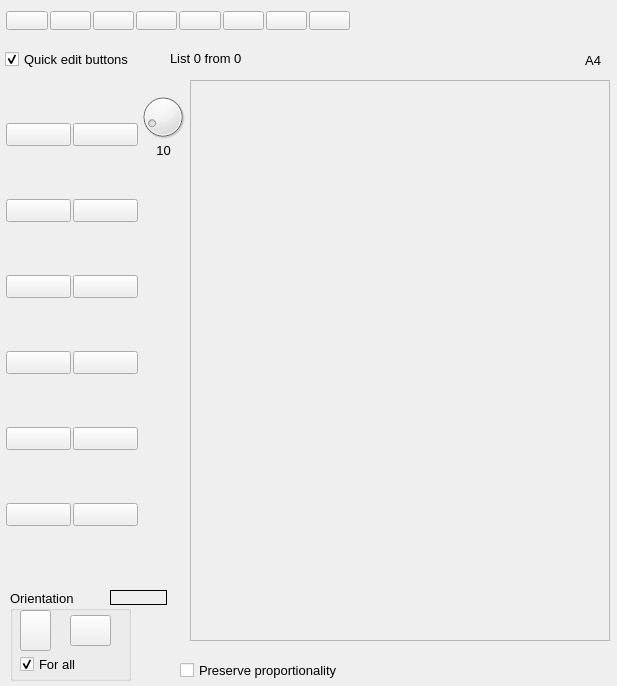
Qt form mainwindow.ui (viktand/vap4) before a commit.
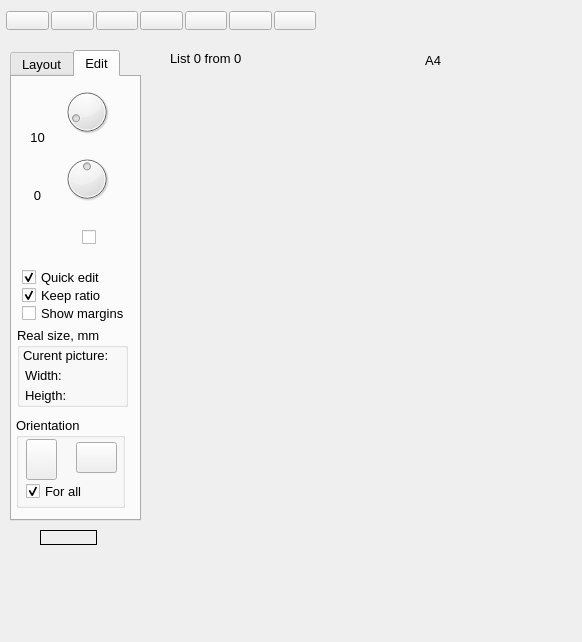
The same form after that commit. Icons and pictures are not drawn.

Diff of the .ui file:
```diff
--- a/mainwindow.ui
+++ b/mainwindow.ui
@@ -6,10 +6,16 @@
    <rect>
     <x>0</x>
     <y>0</y>
-    <width>617</width>
-    <height>686</height>
+    <width>582</width>
+    <height>642</height>
    </rect>
   </property>
+  <property name="minimumSize">
+   <size>
+    <width>0</width>
+    <height>530</height>
+   </size>
+  </property>
   <property name="font">
    <font>
     <family>Ubuntu</family>
@@ -31,7 +37,7 @@
      <rect>
       <x>0</x>
       <y>0</y>
-      <width>361</width>
+      <width>327</width>
       <height>41</height>
      </rect>
     </property>
@@ -127,23 +133,6 @@
        </property>
       </widget>
      </item>
-     <item>
-      <widget class="QPushButton" name="pushButton_6">
-       <property name="text">
-        <string/>
-       </property>
-       <property name="icon">
-        <iconset resource="res.qrc">
-         <normaloff>:/new/prefix1/print_sel</normaloff>:/new/prefix1/print_sel</iconset>
-       </property>
-       <property name="iconSize">
-        <size>
-         <width>32</width>
-         <height>32</height>
-        </size>
-       </property>
-      </widget>
-     </item>
      <item>
       <widget class="QPushButton" name="pushButton_7">
        <property name="text">
@@ -151,23 +140,6 @@
        </property>
        <property name="icon">
         <iconset resource="res.qrc">
-         <normaloff>:/new/prefix1/sheet2</normaloff>:/new/prefix1/sheet2</iconset>
-       </property>
-       <property name="iconSize">
-        <size>
-         <width>32</width>
-         <height>32</height>
-        </size>
-       </property>
-      </widget>
-     </item>
-     <item>
-      <widget class="QPushButton" name="pushButton_9">
-       <property name="text">
-        <string/>
-       </property>
-       <property name="icon">
-        <iconset resource="res.qrc">
          <normaloff>:/new/prefix1/sett</normaloff>:/new/prefix1/sett</iconset>
        </property>
        <property name="iconSize">
@@ -178,35 +150,8 @@
        </property>
       </widget>
      </item>
-    </layout>
-   </widget>
-   <widget class="QWidget" name="gridLayoutWidget">
-    <property name="geometry">
-     <rect>
-      <x>0</x>
-      <y>70</y>
-      <width>140</width>
-      <height>512</height>
-     </rect>
-    </property>
-    <layout class="QGridLayout" name="gridLayout">
-     <property name="leftMargin">
-      <number>6</number>
-     </property>
-     <property name="topMargin">
-      <number>2</number>
-     </property>
-     <property name="rightMargin">
-      <number>2</number>
-     </property>
-     <property name="bottomMargin">
-      <number>2</number>
-     </property>
-     <property name="spacing">
-      <number>2</number>
-     </property>
-     <item row="4" column="1">
-      <widget class="QPushButton" name="l10">
+     <item>
+      <widget class="QPushButton" name="pushButton_6">
        <property name="text">
         <string/>
        </property>
@@ -216,237 +161,28 @@
        </property>
        <property name="iconSize">
         <size>
-         <width>53</width>
-         <height>73</height>
+         <width>32</width>
+         <height>32</height>
         </size>
        </property>
       </widget>
      </item>
-     <item row="2" column="0">
-      <widget class="QPushButton" name="l5">
-       <property name="text">
-        <string/>
-       </property>
-       <property name="icon">
-        <iconset resource="res.qrc">
-         <normaloff>:/new/prefix1/2x2</normaloff>:/new/prefix1/2x2</iconset>
-       </property>
-       <property name="iconSize">
-        <size>
-         <width>53</width>
-         <height>73</height>
-        </size>
-       </property>
-      </widget>
-     </item>
-     <item row="0" column="0">
-      <widget class="QPushButton" name="l1">
-       <property name="text">
-        <string/>
-       </property>
-       <property name="icon">
-        <iconset resource="res.qrc">
-         <normaloff>:/new/prefix1/1c</normaloff>:/new/prefix1/1c</iconset>
-       </property>
-       <property name="iconSize">
-        <size>
-         <width>53</width>
-         <height>73</height>
-        </size>
-       </property>
-      </widget>
-     </item>
-     <item row="3" column="0">
-      <widget class="QPushButton" name="l7">
-       <property name="text">
-        <string/>
-       </property>
-       <property name="icon">
-        <iconset resource="res.qrc">
-         <normaloff>:/new/prefix1/2x4</normaloff>:/new/prefix1/2x4</iconset>
-       </property>
-       <property name="iconSize">
-        <size>
-         <width>53</width>
-         <height>73</height>
-        </size>
-       </property>
-      </widget>
-     </item>
-     <item row="4" column="0">
-      <widget class="QPushButton" name="l9">
-       <property name="text">
-        <string/>
-       </property>
-       <property name="icon">
-        <iconset resource="res.qrc">
-         <normaloff>:/new/prefix1/3x5</normaloff>:/new/prefix1/3x5</iconset>
-       </property>
-       <property name="iconSize">
-        <size>
-         <width>53</width>
-         <height>73</height>
-        </size>
-       </property>
-      </widget>
-     </item>
-     <item row="3" column="1">
-      <widget class="QPushButton" name="l8">
-       <property name="text">
-        <string/>
-       </property>
-       <property name="icon">
-        <iconset resource="res.qrc">
-         <normaloff>:/new/prefix1/3x3</normaloff>:/new/prefix1/3x3</iconset>
-       </property>
-       <property name="iconSize">
-        <size>
-         <width>53</width>
-         <height>73</height>
-        </size>
-       </property>
-      </widget>
-     </item>
-     <item row="1" column="1">
-      <widget class="QPushButton" name="l4">
-       <property name="text">
-        <string/>
-       </property>
-       <property name="icon">
-        <iconset resource="res.qrc">
-         <normaloff>:/new/prefix1/1x3</normaloff>:/new/prefix1/1x3</iconset>
-       </property>
-       <property name="iconSize">
-        <size>
-         <width>53</width>
-         <height>73</height>
-        </size>
-       </property>
-      </widget>
-     </item>
-     <item row="0" column="1">
-      <widget class="QPushButton" name="l2">
-       <property name="text">
-        <string/>
-       </property>
-       <property name="icon">
-        <iconset resource="res.qrc">
-         <normaloff>:/new/prefix1/1t</normaloff>:/new/prefix1/1t</iconset>
-       </property>
-       <property name="iconSize">
-        <size>
-         <width>53</width>
-         <height>73</height>
-        </size>
-       </property>
-      </widget>
-     </item>
-     <item row="1" column="0">
-      <widget class="QPushButton" name="l3">
-       <property name="text">
-        <string/>
-       </property>
-       <property name="icon">
-        <iconset resource="res.qrc">
-         <normaloff>:/new/prefix1/1x2</normaloff>:/new/prefix1/1x2</iconset>
-       </property>
-       <property name="iconSize">
-        <size>
-         <width>53</width>
-         <height>73</height>
-        </size>
-       </property>
-      </widget>
-     </item>
-     <item row="2" column="1">
-      <widget class="QPushButton" name="l6">
-       <property name="text">
-        <string/>
-       </property>
-       <property name="icon">
-        <iconset resource="res.qrc">
-         <normaloff>:/new/prefix1/2x3</normaloff>:/new/prefix1/2x3</iconset>
-       </property>
-       <property name="iconSize">
-        <size>
-         <width>53</width>
-         <height>73</height>
-        </size>
-       </property>
-      </widget>
-     </item>
-     <item row="5" column="0">
-      <widget class="QPushButton" name="pushButton">
-       <property name="text">
-        <string/>
-       </property>
-       <property name="icon">
-        <iconset resource="res.qrc">
-         <normaloff>:/new/prefix1/all</normaloff>:/new/prefix1/all</iconset>
-       </property>
-       <property name="iconSize">
-        <size>
-         <width>53</width>
-         <height>73</height>
-        </size>
-       </property>
-      </widget>
-     </item>
-     <item row="5" column="1">
-      <widget class="QPushButton" name="pushButton_8">
-       <property name="text">
-        <string/>
-       </property>
-       <property name="icon">
-        <iconset resource="res.qrc">
-         <normaloff>:/new/prefix1/my</normaloff>:/new/prefix1/my</iconset>
-       </property>
-       <property name="iconSize">
-        <size>
-         <width>53</width>
-         <height>73</height>
-        </size>
-       </property>
-      </widget>
-     </item>
     </layout>
    </widget>
-   <widget class="QLabel" name="checkset">
-    <property name="geometry">
-     <rect>
-      <x>580</x>
-      <y>10</y>
-      <width>32</width>
-      <height>32</height>
-     </rect>
-    </property>
-    <property name="text">
-     <string/>
-    </property>
-    <property name="pixmap">
-     <pixmap resource="res.qrc">:/new/prefix1/check</pixmap>
-    </property>
-    <property name="scaledContents">
-     <bool>false</bool>
-    </property>
-    <property name="wordWrap">
-     <bool>false</bool>
-    </property>
-   </widget>
    <widget class="QFrame" name="sheet">
     <property name="geometry">
      <rect>
-      <x>190</x>
-      <y>80</y>
+      <x>150</x>
+      <y>70</y>
       <width>420</width>
       <height>561</height>
      </rect>
     </property>
     <property name="frameShape">
-     <enum>QFrame::StyledPanel</enum>
+     <enum>QFrame::NoFrame</enum>
     </property>
     <property name="frameShadow">
-     <enum>QFrame::Raised</enum>
+     <enum>QFrame::Plain</enum>
     </property>
     <property name="lineWidth">
      <number>4</number>
@@ -511,9 +247,9 @@
    <widget class="QLabel" name="label_3">
     <property name="geometry">
      <rect>
-      <x>510</x>
+      <x>270</x>
       <y>50</y>
-      <width>91</width>
+      <width>171</width>
       <height>20</height>
      </rect>
     </property>
@@ -532,8 +268,8 @@
    <widget class="QLabel" name="list">
     <property name="geometry">
      <rect>
-      <x>110</x>
-      <y>590</y>
+      <x>40</x>
+      <y>530</y>
       <width>57</width>
       <height>15</height>
      </rect>
@@ -551,163 +287,735 @@
      <bool>true</bool>
     </property>
    </widget>
-   <widget class="QGroupBox" name="groupBox">
+   <widget class="QTabWidget" name="tabWidget">
     <property name="geometry">
      <rect>
       <x>10</x>
-      <y>590</y>
-      <width>121</width>
-      <height>91</height>
+      <y>50</y>
+      <width>131</width>
+      <height>471</height>
      </rect>
     </property>
-    <property name="font">
-     <font>
-      <family>Ubuntu</family>
-      <weight>50</weight>
-      <italic>false</italic>
-      <bold>false</bold>
-     </font>
+    <property name="currentIndex">
+     <number>1</number>
     </property>
-    <property name="title">
-     <string>Orientation</string>
-    </property>
-    <widget class="QPushButton" name="pushButton_10">
-     <property name="geometry">
-      <rect>
-       <x>10</x>
-       <y>20</y>
-       <width>31</width>
-       <height>41</height>
-      </rect>
-     </property>
-     <property name="text">
-      <string/>
-     </property>
-     <property name="icon">
-      <iconset resource="res.qrc">
-       <normaloff>:/new/prefix1/check</normaloff>:/new/prefix1/check</iconset>
-     </property>
+    <widget class="QWidget" name="tab">
+     <attribute name="title">
+      <string>Layout</string>
+     </attribute>
+     <widget class="QLabel" name="label_9">
+      <property name="geometry">
+       <rect>
+        <x>10</x>
+        <y>380</y>
+        <width>91</width>
+        <height>20</height>
+       </rect>
+      </property>
+      <property name="text">
+       <string>Select:</string>
+      </property>
+     </widget>
+     <widget class="QLabel" name="label_10">
+      <property name="geometry">
+       <rect>
+        <x>10</x>
+        <y>400</y>
+        <width>91</width>
+        <height>21</height>
+       </rect>
+      </property>
+      <property name="font">
+       <font>
+        <pointsize>14</pointsize>
+        <weight>75</weight>
+        <italic>false</italic>
+        <bold>true</bold>
+       </font>
+      </property>
+      <property name="text">
+       <string>1x1</string>
+      </property>
+     </widget>
+     <widget class="QScrollBar" name="verticalScrollBar">
+      <property name="geometry">
+       <rect>
+        <x>100</x>
+        <y>10</y>
+        <width>16</width>
+        <height>351</height>
+       </rect>
+      </property>
+      <property name="maximum">
+       <number>650</number>
+      </property>
+      <property name="orientation">
+       <enum>Qt::Vertical</enum>
+      </property>
+     </widget>
+     <widget class="QFrame" name="frame_2">
+      <property name="geometry">
+       <rect>
+        <x>10</x>
+        <y>10</y>
+        <width>81</width>
+        <height>348</height>
+       </rect>
+      </property>
+      <property name="frameShape">
+       <enum>QFrame::Box</enum>
+      </property>
+      <property name="frameShadow">
+       <enum>QFrame::Raised</enum>
+      </property>
+      <widget class="QFrame" name="frame">
+       <property name="geometry">
+        <rect>
+         <x>0</x>
+         <y>3</y>
+         <width>81</width>
+         <height>344</height>
+        </rect>
+       </property>
+       <property name="frameShape">
+        <enum>QFrame::NoFrame</enum>
+       </property>
+       <property name="frameShadow">
+        <enum>QFrame::Raised</enum>
+       </property>
+       <widget class="QPushButton" name="l1">
+        <property name="geometry">
+         <rect>
+          <x>10</x>
+          <y>10</y>
+          <width>61</width>
+          <height>79</height>
+         </rect>
+        </property>
+        <property name="text">
+         <string/>
+        </property>
+        <property name="icon">
+         <iconset resource="res.qrc">
+          <normaloff>:/new/prefix1/1c</normaloff>:/new/prefix1/1c</iconset>
+        </property>
+        <property name="iconSize">
+         <size>
+          <width>53</width>
+          <height>73</height>
+         </size>
+        </property>
+       </widget>
+       <widget class="QPushButton" name="l2">
+        <property name="geometry">
+         <rect>
+          <x>10</x>
+          <y>30</y>
+          <width>61</width>
+          <height>79</height>
+         </rect>
+        </property>
+        <property name="text">
+         <string/>
+        </property>
+        <property name="icon">
+         <iconset resource="res.qrc">
+          <normaloff>:/new/prefix1/1t</normaloff>:/new/prefix1/1t</iconset>
+        </property>
+        <property name="iconSize">
+         <size>
+          <width>53</width>
+          <height>73</height>
+         </size>
+        </property>
+       </widget>
+       <widget class="QPushButton" name="l3">
+        <property name="geometry">
+         <rect>
+          <x>10</x>
+          <y>50</y>
+          <width>61</width>
+          <height>79</height>
+         </rect>
+        </property>
+        <property name="text">
+         <string/>
+        </property>
+        <property name="icon">
+         <iconset resource="res.qrc">
+          <normaloff>:/new/prefix1/1x2</normaloff>:/new/prefix1/1x2</iconset>
+        </property>
+        <property name="iconSize">
+         <size>
+          <width>53</width>
+          <height>73</height>
+         </size>
+        </property>
+       </widget>
+       <widget class="QPushButton" name="l4">
+        <property name="geometry">
+         <rect>
+          <x>10</x>
+          <y>70</y>
+          <width>61</width>
+          <height>79</height>
+         </rect>
+        </property>
+        <property name="text">
+         <string/>
+        </property>
+        <property name="icon">
+         <iconset resource="res.qrc">
+          <normaloff>:/new/prefix1/1x3</normaloff>:/new/prefix1/1x3</iconset>
+        </property>
+        <property name="iconSize">
+         <size>
+          <width>53</width>
+          <height>73</height>
+         </size>
+        </property>
+       </widget>
+       <widget class="QPushButton" name="l5">
+        <property name="geometry">
+         <rect>
+          <x>10</x>
+          <y>90</y>
+          <width>61</width>
+          <height>79</height>
+         </rect>
+        </property>
+        <property name="text">
+         <string/>
+        </property>
+        <property name="icon">
+         <iconset resource="res.qrc">
+          <normaloff>:/new/prefix1/2x2</normaloff>:/new/prefix1/2x2</iconset>
+        </property>
+        <property name="iconSize">
+         <size>
+          <width>53</width>
+          <height>73</height>
+         </size>
+        </property>
+       </widget>
+       <widget class="QPushButton" name="l6">
+        <property name="geometry">
+         <rect>
+          <x>10</x>
+          <y>110</y>
+          <width>61</width>
+          <height>79</height>
+         </rect>
+        </property>
+        <property name="text">
+         <string/>
+        </property>
+        <property name="icon">
+         <iconset resource="res.qrc">
+          <normaloff>:/new/prefix1/2x3</normaloff>:/new/prefix1/2x3</iconset>
+        </property>
+        <property name="iconSize">
+         <size>
+          <width>53</width>
+          <height>73</height>
+         </size>
+        </property>
+       </widget>
+       <widget class="QPushButton" name="l7">
+        <property name="geometry">
+         <rect>
+          <x>10</x>
+          <y>140</y>
+          <width>61</width>
+          <height>79</height>
+         </rect>
+        </property>
+        <property name="text">
+         <string/>
+        </property>
+        <property name="icon">
+         <iconset resource="res.qrc">
+          <normaloff>:/new/prefix1/2x4</normaloff>:/new/prefix1/2x4</iconset>
+        </property>
+        <property name="iconSize">
+         <size>
+          <width>53</width>
+          <height>73</height>
+         </size>
+        </property>
+       </widget>
+       <widget class="QPushButton" name="l8">
+        <property name="geometry">
+         <rect>
+          <x>10</x>
+          <y>160</y>
+          <width>61</width>
+          <height>79</height>
+         </rect>
+        </property>
+        <property name="text">
+         <string/>
+        </property>
+        <property name="icon">
+         <iconset resource="res.qrc">
+          <normaloff>:/new/prefix1/3x3</normaloff>:/new/prefix1/3x3</iconset>
+        </property>
+        <property name="iconSize">
+         <size>
+          <width>53</width>
+          <height>73</height>
+         </size>
+        </property>
+       </widget>
+       <widget class="QPushButton" name="l9">
+        <property name="geometry">
+         <rect>
+          <x>10</x>
+          <y>180</y>
+          <width>61</width>
+          <height>79</height>
+         </rect>
+        </property>
+        <property name="text">
+         <string/>
+        </property>
+        <property name="icon">
+         <iconset resource="res.qrc">
+          <normaloff>:/new/prefix1/3x5</normaloff>:/new/prefix1/3x5</iconset>
+        </property>
+        <property name="iconSize">
+         <size>
+          <width>53</width>
+          <height>73</height>
+         </size>
+        </property>
+       </widget>
+       <widget class="QPushButton" name="l10">
+        <property name="geometry">
+         <rect>
+          <x>10</x>
+          <y>200</y>
+          <width>61</width>
+          <height>79</height>
+         </rect>
+        </property>
+        <property name="text">
+         <string/>
+        </property>
+        <property name="icon">
+         <iconset resource="res.qrc">
+          <normaloff>:/new/prefix1/4x5</normaloff>:/new/prefix1/4x5</iconset>
+        </property>
+        <property name="iconSize">
+         <size>
+          <width>53</width>
+          <height>73</height>
+         </size>
+        </property>
+       </widget>
+       <widget class="QPushButton" name="pushButton">
+        <property name="geometry">
+         <rect>
+          <x>10</x>
+          <y>220</y>
+          <width>61</width>
+          <height>79</height>
+         </rect>
+        </property>
+        <property name="text">
+         <string/>
+        </property>
+        <property name="icon">
+         <iconset resource="res.qrc">
+          <normaloff>:/new/prefix1/all</normaloff>:/new/prefix1/all</iconset>
+        </property>
+        <property name="iconSize">
+         <size>
+          <width>53</width>
+          <height>73</height>
+         </size>
+        </property>
+       </widget>
+       <widget class="QPushButton" name="pushButton_8">
+        <property name="geometry">
+         <rect>
+          <x>10</x>
+          <y>260</y>
+          <width>61</width>
+          <height>79</height>
+         </rect>
+        </property>
+        <property name="text">
+         <string/>
+        </property>
+        <property name="icon">
+         <iconset resource="res.qrc">
+          <normaloff>:/new/prefix1/my</normaloff>:/new/prefix1/my</iconset>
+        </property>
+        <property name="iconSize">
+         <size>
+          <width>53</width>
+          <height>73</height>
+         </size>
+        </property>
+       </widget>
+       <widget class="QLabel" name="checkset">
+        <property name="geometry">
+         <rect>
+          <x>40</x>
+          <y>310</y>
+          <width>32</width>
+          <height>32</height>
+         </rect>
+        </property>
+        <property name="text">
+         <string/>
+        </property>
+        <property name="pixmap">
+         <pixmap resource="res.qrc">:/new/prefix1/check</pixmap>
+        </property>
+        <property name="scaledContents">
+         <bool>false</bool>
+        </property>
+        <property name="wordWrap">
+         <bool>false</bool>
+        </property>
+       </widget>
+      </widget>
+     </widget>
     </widget>
-    <widget class="QPushButton" name="pushButton_11">
-     <property name="geometry">
-      <rect>
-       <x>60</x>
-       <y>25</y>
-       <width>41</width>
-       <height>31</height>
-      </rect>
-     </property>
-     <property name="text">
-      <string/>
-     </property>
+    <widget class="QWidget" name="tab_2">
+     <attribute name="title">
+      <string>Edit</string>
+     </attribute>
+     <widget class="QLabel" name="label_4">
+      <property name="geometry">
+       <rect>
+        <x>10</x>
+        <y>20</y>
+        <width>24</width>
+        <height>24</height>
+       </rect>
+      </property>
+      <property name="text">
+       <string/>
+      </property>
+      <property name="pixmap">
+       <pixmap resource="res.qrc">:/new/prefix1/marg</pixmap>
+      </property>
+      <property name="scaledContents">
+       <bool>true</bool>
+      </property>
+     </widget>
+     <widget class="QDial" name="dial">
+      <property name="geometry">
+       <rect>
+        <x>50</x>
+        <y>10</y>
+        <width>50</width>
+        <height>50</height>
+       </rect>
+      </property>
+      <property name="maximum">
+       <number>100</number>
+      </property>
+      <property name="value">
+       <number>10</number>
+      </property>
+      <property name="orientation">
+       <enum>Qt::Horizontal</enum>
+      </property>
+     </widget>
+     <widget class="QLabel" name="label_5">
+      <property name="geometry">
+       <rect>
+        <x>10</x>
+        <y>50</y>
+        <width>31</width>
+        <height>20</height>
+       </rect>
+      </property>
+      <property name="text">
+       <string>10</string>
+      </property>
+      <property name="alignment">
+       <set>Qt::AlignCenter</set>
+      </property>
+     </widget>
+     <widget class="QLabel" name="label_6">
+      <property name="geometry">
+       <rect>
+        <x>10</x>
+        <y>80</y>
+        <width>32</width>
+        <height>32</height>
+       </rect>
+      </property>
+      <property name="text">
+       <string/>
+      </property>
+      <property name="pixmap">
+       <pixmap resource="res.qrc">:/new/prefix1/rotor</pixmap>
+      </property>
+      <property name="scaledContents">
+       <bool>true</bool>
+      </property>
+     </widget>
+     <widget class="QDial" name="dial_2">
+      <property name="geometry">
+       <rect>
+        <x>50</x>
+        <y>70</y>
+        <width>50</width>
+        <height>64</height>
+       </rect>
+      </property>
+      <property name="minimum">
+       <number>-180</number>
+      </property>
+      <property name="maximum">
+       <number>180</number>
+      </property>
+      <property name="pageStep">
+       <number>1</number>
+      </property>
+     </widget>
+     <widget class="QLabel" name="label_7">
+      <property name="geometry">
+       <rect>
+        <x>10</x>
+        <y>110</y>
+        <width>31</width>
+        <height>16</height>
+       </rect>
+      </property>
+      <property name="text">
+       <string>0</string>
+      </property>
+      <property name="alignment">
+       <set>Qt::AlignCenter</set>
+      </property>
+     </widget>
+     <widget class="QLabel" name="label_8">
+      <property name="geometry">
+       <rect>
+        <x>10</x>
+        <y>140</y>
+        <width>32</width>
+        <height>32</height>
+       </rect>
+      </property>
+      <property name="text">
+       <string/>
+      </property>
+      <property name="pixmap">
+       <pixmap resource="res.qrc">:/new/prefix1/fill</pixmap>
+      </property>
+     </widget>
+     <widget class="QCheckBox" name="checkBox_4">
+      <property name="geometry">
+       <rect>
+        <x>70</x>
+        <y>150</y>
+        <width>21</width>
+        <height>21</height>
+       </rect>
+      </property>
+      <property name="text">
+       <string/>
+      </property>
+      <property name="tristate">
+       <bool>false</bool>
+      </property>
+     </widget>
+     <widget class="QCheckBox" name="checkBox_2">
+      <property name="geometry">
+       <rect>
+        <x>10</x>
+        <y>190</y>
+        <width>101</width>
+        <height>21</height>
+       </rect>
+      </property>
+      <property name="text">
+       <string>Quick edit</string>
+      </property>
+      <property name="checked">
+       <bool>true</bool>
+      </property>
+     </widget>
+     <widget class="QGroupBox" name="groupBox">
+      <property name="geometry">
+       <rect>
+        <x>4</x>
+        <y>340</y>
+        <width>109</width>
+        <height>91</height>
+       </rect>
+      </property>
+      <property name="minimumSize">
+       <size>
+        <width>109</width>
+        <height>91</height>
+       </size>
+      </property>
+      <property name="maximumSize">
+       <size>
+        <width>109</width>
+        <height>91</height>
+       </size>
+      </property>
+      <property name="font">
+       <font>
+        <family>Ubuntu</family>
+        <weight>50</weight>
+        <italic>false</italic>
+        <bold>false</bold>
+       </font>
+      </property>
+      <property name="title">
+       <string>Orientation</string>
+      </property>
+      <widget class="QPushButton" name="pushButton_10">
+       <property name="geometry">
+        <rect>
+         <x>10</x>
+         <y>22</y>
+         <width>31</width>
+         <height>41</height>
+        </rect>
+       </property>
+       <property name="text">
+        <string/>
+       </property>
+       <property name="icon">
+        <iconset resource="res.qrc">
+         <normaloff>:/new/prefix1/check</normaloff>:/new/prefix1/check</iconset>
+       </property>
+      </widget>
+      <widget class="QPushButton" name="pushButton_11">
+       <property name="geometry">
+        <rect>
+         <x>60</x>
+         <y>25</y>
+         <width>41</width>
+         <height>31</height>
+        </rect>
+       </property>
+       <property name="text">
+        <string/>
+       </property>
+      </widget>
+      <widget class="QCheckBox" name="checkBox">
+       <property name="geometry">
+        <rect>
+         <x>10</x>
+         <y>64</y>
+         <width>85</width>
+         <height>21</height>
+        </rect>
+       </property>
+       <property name="font">
+        <font>
+         <family>Ubuntu</family>
+         <weight>50</weight>
+         <italic>false</italic>
+         <bold>false</bold>
+        </font>
+       </property>
+       <property name="text">
+        <string>For all</string>
+       </property>
+       <property name="checked">
+        <bool>true</bool>
+       </property>
+      </widget>
+     </widget>
+     <widget class="QCheckBox" name="checkBox_3">
+      <property name="geometry">
+       <rect>
+        <x>10</x>
+        <y>208</y>
+        <width>111</width>
+        <height>21</height>
+       </rect>
+      </property>
+      <property name="text">
+       <string>Keep ratio</string>
+      </property>
+      <property name="checked">
+       <bool>true</bool>
+      </property>
+     </widget>
+     <widget class="QGroupBox" name="groupBox_2">
+      <property name="geometry">
+       <rect>
+        <x>5</x>
+        <y>250</y>
+        <width>111</width>
+        <height>80</height>
+       </rect>
+      </property>
+      <property name="title">
+       <string>Real size, mm</string>
+      </property>
+      <widget class="QLabel" name="label_11">
+       <property name="geometry">
+        <rect>
+         <x>6</x>
+         <y>20</y>
+         <width>101</width>
+         <height>16</height>
+        </rect>
+       </property>
+       <property name="text">
+        <string>Curent picture:</string>
+       </property>
+      </widget>
+      <widget class="QLabel" name="label_12">
+       <property name="geometry">
+        <rect>
+         <x>8</x>
+         <y>40</y>
+         <width>101</width>
+         <height>16</height>
+        </rect>
+       </property>
+       <property name="text">
+        <string>Width:</string>
+       </property>
+      </widget>
+      <widget class="QLabel" name="label_13">
+       <property name="geometry">
+        <rect>
+         <x>8</x>
+         <y>60</y>
+         <width>101</width>
+         <height>16</height>
+        </rect>
+       </property>
+       <property name="text">
+        <string>Heigth:</string>
+       </property>
+      </widget>
+     </widget>
+     <widget class="QCheckBox" name="checkBox_5">
+      <property name="geometry">
+       <rect>
+        <x>10</x>
+        <y>226</y>
+        <width>111</width>
+        <height>21</height>
+       </rect>
+      </property>
+      <property name="text">
+       <string>Show margins</string>
+      </property>
+      <property name="checked">
+       <bool>false</bool>
+      </property>
+     </widget>
     </widget>
-    <widget class="QCheckBox" name="checkBox">
-     <property name="geometry">
-      <rect>
-       <x>10</x>
-       <y>64</y>
-       <width>85</width>
-       <height>21</height>
-      </rect>
-     </property>
-     <property name="font">
-      <font>
-       <family>Ubuntu</family>
-       <weight>50</weight>
-       <italic>false</italic>
-       <bold>false</bold>
-      </font>
-     </property>
-     <property name="text">
-      <string>For all</string>
-     </property>
-     <property name="checked">
-      <bool>true</bool>
-     </property>
-    </widget>
-   </widget>
-   <widget class="QCheckBox" name="checkBox_2">
-    <property name="geometry">
-     <rect>
-      <x>5</x>
-      <y>49</y>
-      <width>141</width>
-      <height>21</height>
-     </rect>
-    </property>
-    <property name="text">
-     <string>Quick edit buttons</string>
-    </property>
-    <property name="checked">
-     <bool>true</bool>
-    </property>
-   </widget>
-   <widget class="QCheckBox" name="checkBox_3">
-    <property name="geometry">
-     <rect>
-      <x>180</x>
-      <y>660</y>
-      <width>281</width>
-      <height>21</height>
-     </rect>
-    </property>
-    <property name="text">
-     <string>Preserve proportionality</string>
-    </property>
-   </widget>
-   <widget class="QDial" name="dial">
-    <property name="geometry">
-     <rect>
-      <x>138</x>
-      <y>92</y>
-      <width>50</width>
-      <height>50</height>
-     </rect>
-    </property>
-    <property name="maximum">
-     <number>100</number>
-    </property>
-    <property name="value">
-     <number>10</number>
-    </property>
-    <property name="orientation">
-     <enum>Qt::Horizontal</enum>
-    </property>
-   </widget>
-   <widget class="QLabel" name="label_4">
-    <property name="geometry">
-     <rect>
-      <x>151</x>
-      <y>72</y>
-      <width>24</width>
-      <height>24</height>
-     </rect>
-    </property>
-    <property name="text">
-     <string/>
-    </property>
-    <property name="pixmap">
-     <pixmap resource="res.qrc">:/new/prefix1/marg</pixmap>
-    </property>
-    <property name="scaledContents">
-     <bool>true</bool>
-    </property>
-   </widget>
-   <widget class="QLabel" name="label_5">
-    <property name="geometry">
-     <rect>
-      <x>148</x>
-      <y>140</y>
-      <width>31</width>
-      <height>20</height>
-     </rect>
-    </property>
-    <property name="text">
-     <string>10</string>
-    </property>
-    <property name="alignment">
-     <set>Qt::AlignCenter</set>
-    </property>
    </widget>
    <zorder>list</zorder>
    <zorder>horizontalLayoutWidget</zorder>
```
Left out of the diff: 33 changed lines with no effect on the pictures.
